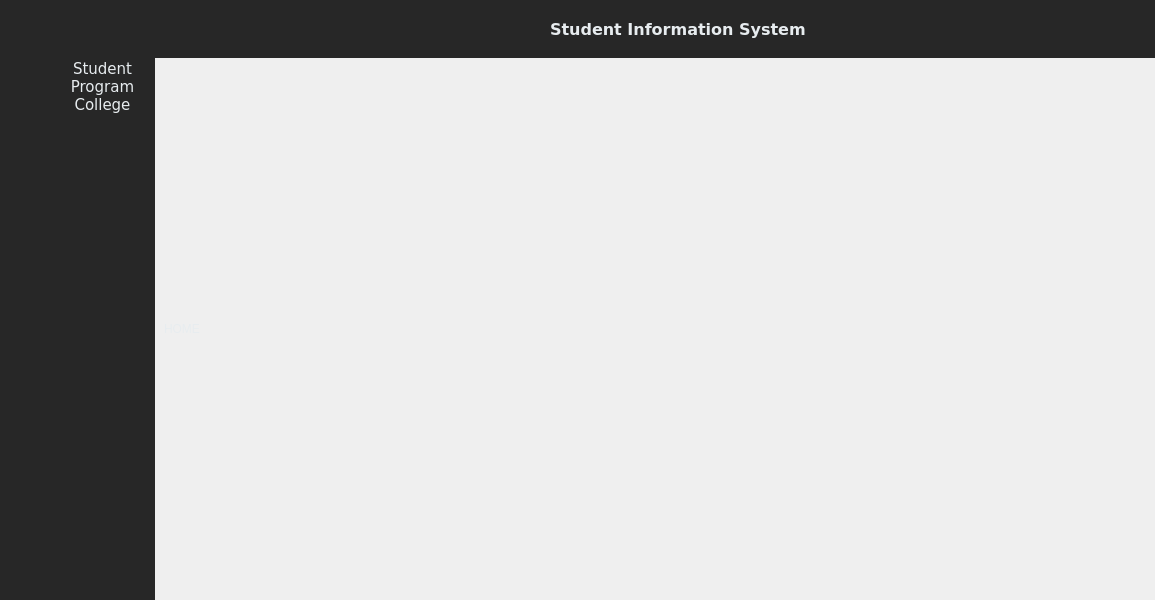
Old version of the form main_screen.ui in the repository brexer/ccc151-ssis.
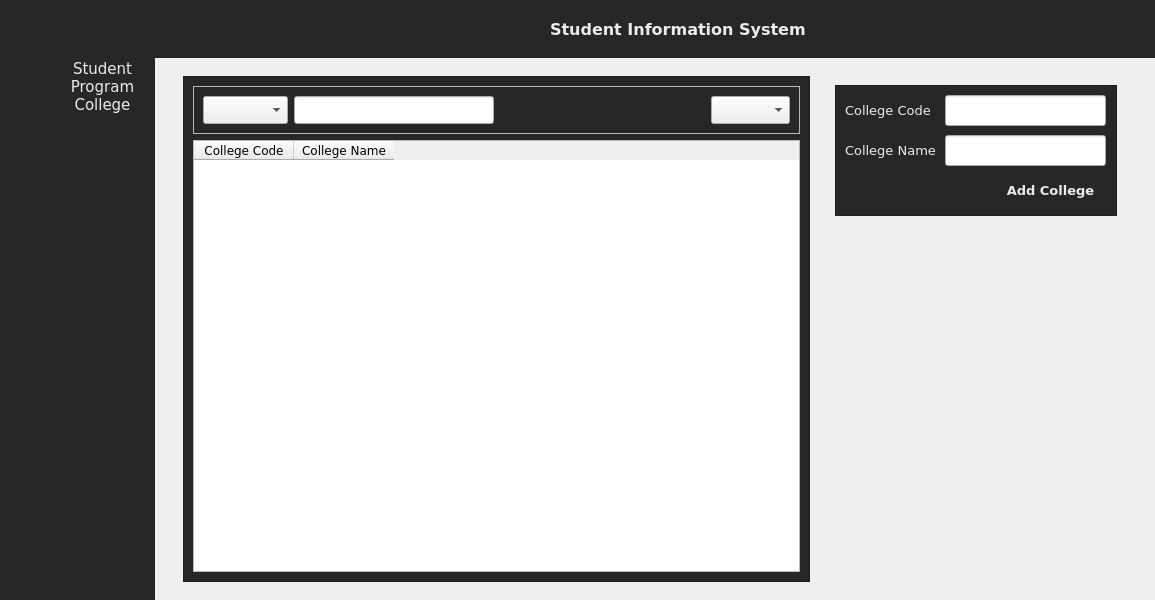
New version of the form. The open tabs and pages were chosen to show the change. Icons and pictures are not drawn.

```diff
--- a/main_screen.ui
+++ b/main_screen.ui
@@ -471,17 +471,6 @@
          <property name="currentIndex">
           <number>3</number>
          </property>
-         <widget class="QWidget" name="mainPage">
-          <layout class="QGridLayout" name="gridLayout_2">
-           <item row="0" column="0">
-            <widget class="QLabel" name="label">
-             <property name="text">
-              <string>HOME</string>
-             </property>
-            </widget>
-           </item>
-          </layout>
-         </widget>
          <widget class="QWidget" name="studentPage">
           <layout class="QVBoxLayout" name="verticalLayout_5">
            <item>
```
Left out of the diff: 284 changed lines with no effect on the pictures.
